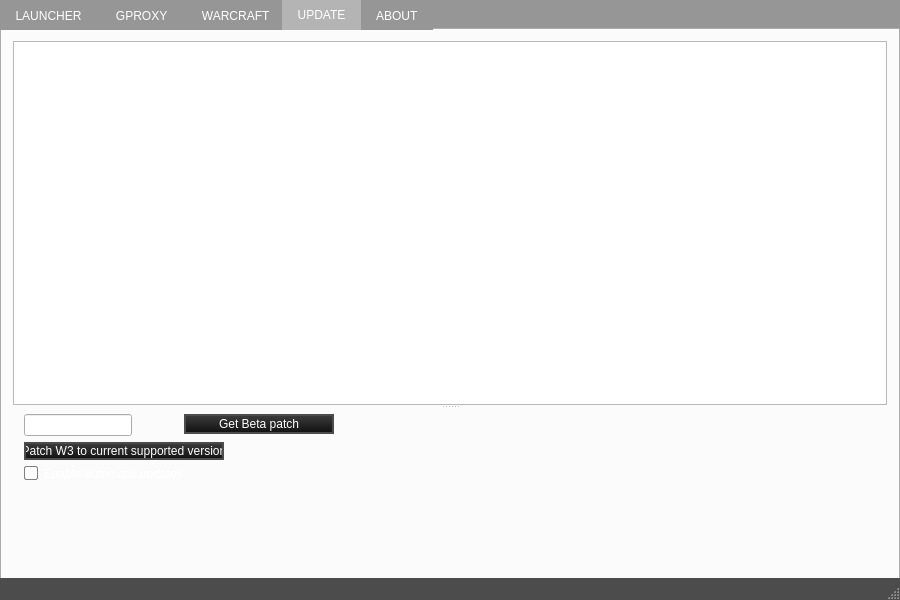
First picture: the form in xpam/mainwindow.ui, repository cen1/xpam-client, before the edit.
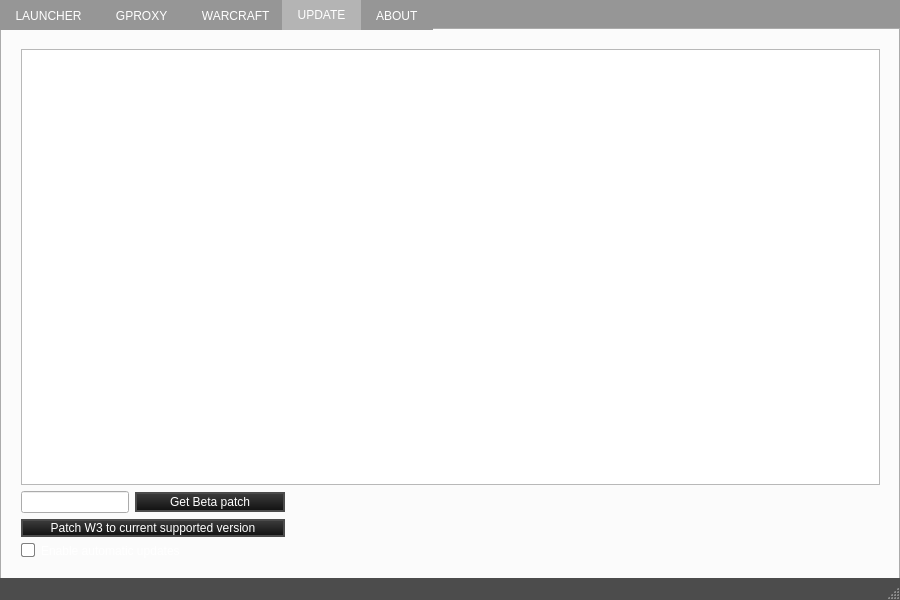
Second picture: the form after the edit. Icons and pictures are not drawn.

Commit message: some ui fixes, release candidate

Diff of the .ui file:
```diff
--- a/xpam/mainwindow.ui
+++ b/xpam/mainwindow.ui
@@ -815,22 +815,26 @@
          <attribute name="title">
           <string> UPDATE </string>
          </attribute>
-         <layout class="QHBoxLayout" name="horizontalLayout_3">
-          <item>
-           <widget class="QSplitter" name="splitter">
-            <property name="orientation">
-             <enum>Qt::Vertical</enum>
-            </property>
+         <widget class="QWidget" name="">
+          <property name="geometry">
+           <rect>
+            <x>8</x>
+            <y>8</y>
+            <width>881</width>
+            <height>531</height>
+           </rect>
+          </property>
+          <layout class="QVBoxLayout" name="verticalLayout_6">
+           <item>
             <widget class="QTextBrowser" name="textBrowserUpdate"/>
-            <widget class="QWidget" name="layoutWidget">
-             <layout class="QFormLayout" name="formLayoutBU">
-              <property name="horizontalSpacing">
-               <number>0</number>
-              </property>
-              <property name="topMargin">
-               <number>5</number>
-              </property>
-              <item row="0" column="0">
+           </item>
+           <item>
+            <layout class="QHBoxLayout" name="horizontalLayout_4">
+             <item>
+              <layout class="QVBoxLayout" name="verticalLayout_5">
+               <item>
+                <layout class="QHBoxLayout" name="horizontalLayout_3">
+                 <item>
                <widget class="QLineEdit" name="betapinbox">
                 <property name="sizePolicy">
                  <sizepolicy hsizetype="Fixed" vsizetype="Fixed">
@@ -840,11 +844,44 @@
                 </property>
                </widget>
               </item>
-              <item row="2" column="0" colspan="2">
+                 <item>
+                  <widget class="QPushButton" name="pushButtonBU">
+                   <property name="sizePolicy">
+                    <sizepolicy hsizetype="Preferred" vsizetype="Preferred">
+                     <horstretch>0</horstretch>
+                     <verstretch>0</verstretch>
+                    </sizepolicy>
+                   </property>
+                   <property name="minimumSize">
+                    <size>
+                     <width>150</width>
+                     <height>20</height>
+                    </size>
+                   </property>
+                   <property name="maximumSize">
+                    <size>
+                     <width>150</width>
+                     <height>20</height>
+                    </size>
+                   </property>
+                   <property name="text">
+                    <string>Get Beta patch</string>
+                   </property>
+                  </widget>
+                 </item>
+                </layout>
+               </item>
+               <item>
                <widget class="QPushButton" name="pushButton_updateW3">
+                 <property name="sizePolicy">
+                  <sizepolicy hsizetype="Preferred" vsizetype="Fixed">
+                   <horstretch>0</horstretch>
+                   <verstretch>0</verstretch>
+                  </sizepolicy>
+                 </property>
                 <property name="maximumSize">
                  <size>
-                  <width>200</width>
+                   <width>16777215</width>
                   <height>16777215</height>
                  </size>
                 </property>
@@ -853,43 +890,32 @@
                 </property>
                </widget>
               </item>
-              <item row="3" column="0">
+               <item>
                <widget class="QCheckBox" name="checkBox_updates">
                 <property name="text">
                  <string>Enable automatic updates</string>
                 </property>
                </widget>
               </item>
-              <item row="0" column="1">
-               <widget class="QPushButton" name="pushButtonBU">
-                <property name="sizePolicy">
-                 <sizepolicy hsizetype="Preferred" vsizetype="Preferred">
-                  <horstretch>0</horstretch>
-                  <verstretch>0</verstretch>
-                 </sizepolicy>
-                </property>
-                <property name="minimumSize">
+              </layout>
+             </item>
+             <item>
+              <spacer name="horizontalSpacer_2">
+               <property name="orientation">
+                <enum>Qt::Horizontal</enum>
+               </property>
+               <property name="sizeHint" stdset="0">
                  <size>
-                  <width>150</width>
+                 <width>40</width>
                   <height>20</height>
                  </size>
                 </property>
-                <property name="maximumSize">
-                 <size>
-                  <width>150</width>
-                  <height>20</height>
-                 </size>
-                </property>
-                <property name="text">
-                 <string>Get Beta patch</string>
-                </property>
-               </widget>
-              </item>
-             </layout>
-            </widget>
-           </widget>
-          </item>
-         </layout>
+              </spacer>
+             </item>
+            </layout>
+           </item>
+          </layout>
+         </widget>
         </widget>
         <widget class="QWidget" name="tabAbout">
          <property name="sizePolicy">
```
Lines whose indentation alone changed are shown as unchanged. The commit also changes 4 other files.
